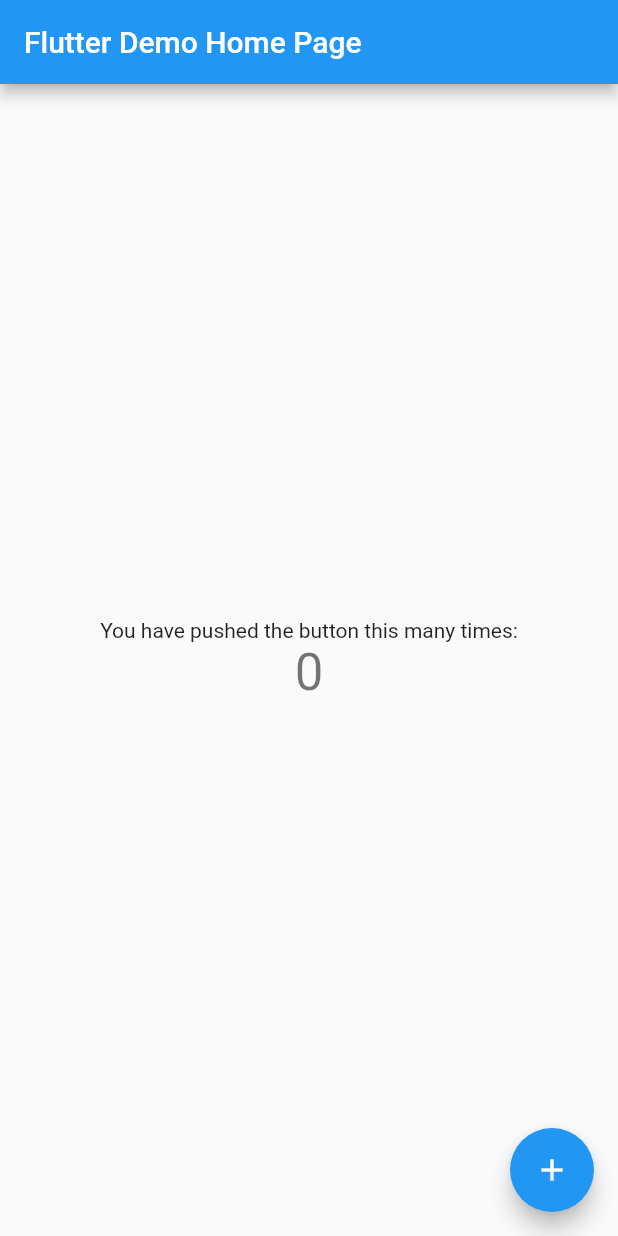
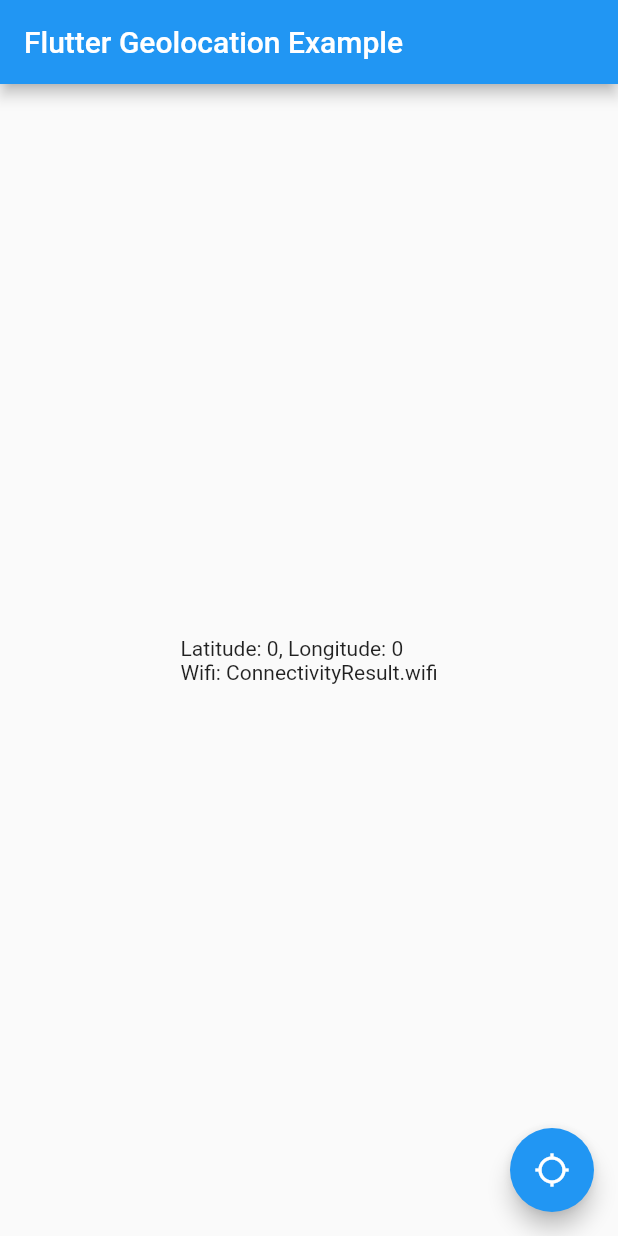
Before and after one commit to HenryHuang2000/virtual-fencing, a Flutter app: the screen it shows after launch, on a phone screen of 412 x 824 dp. Run offline on Flutter 3.47's test engine with Material 2 defaults, Android fonts, the phone set to English and light mode, and no system bars; our stand-ins replace connectivity, geolocator; missing offline and left inert: geocoder.

Commit message:
first commit

```diff
--- a/lib/main.dart
+++ b/lib/main.dart
@@ -1,4 +1,11 @@
+import 'dart:async';
+// import 'dart:html';
+import 'package:connectivity/connectivity.dart';
 import 'package:flutter/material.dart';
+import 'package:flutter/services.dart';
+import 'package:geolocator/geolocator.dart';
+import 'package:geocoder/geocoder.dart';
+import 'package:http/http.dart';
 
 void main() {
   runApp(MyApp());
@@ -26,13 +33,171 @@ class MyApp extends StatelessWidget {
         // closer together (more dense) than on mobile platforms.
         visualDensity: VisualDensity.adaptivePlatformDensity,
       ),
-      home: MyHomePage(title: 'Flutter Demo Home Page'),
+      home: GeolocationExample(title: 'Geolocation Example'),
     );
   }
 }
 
-class MyHomePage extends StatefulWidget {
-  MyHomePage({Key key, this.title}) : super(key: key);
+class GeolocationExampleState extends State<GeolocationExample> {
+  Geolocator _geolocator;
+  Position _position;
+  String _connectionStatus = 'Unknown';
+  final Connectivity _connectivity = Connectivity();
+  StreamSubscription<ConnectivityResult> _connectivitySubscription;
+
+  @override
+  void initState() {
+    super.initState();
+
+    _geolocator = Geolocator();
+    initConnectivity();
+    _connectivitySubscription =
+        _connectivity.onConnectivityChanged.listen(_updateConnectionStatus);
+  }
+
+  bool isLoading = false;
+  List<Address> results = [];
+
+  Future<void> initConnectivity() async {
+    ConnectivityResult result;
+    // Platform messages may fail, so we use a try/catch PlatformException.
+    try {
+      result = await _connectivity.checkConnectivity();
+      print(result.toString());
+    } on PlatformException catch (e) {
+      print(e.toString());
+    }
+
+    // If the widget was removed from the tree while the asynchronous platform
+    // message was in flight, we want to discard the reply rather than calling
+    // setState to update our non-existent appearance.
+    if (!mounted) {
+      return Future.value(null);
+    }
+
+    return _updateConnectionStatus(result);
+  }
+
+  @override
+  void dispose() {
+    _connectivitySubscription.cancel();
+    super.dispose();
+  }
+
+  Future<void> _updateConnectionStatus(ConnectivityResult result) async {
+
+    switch (result) {
+
+      case ConnectivityResult.mobile:
+        setState(() => _connectionStatus = result.toString());
+        _makePostRequest("Angela", 12345, _position.toString());
+        break;
+      case ConnectivityResult.none:
+        setState(() => _connectionStatus = result.toString());
+        break;
+      case ConnectivityResult.wifi:
+      setState(() => _connectionStatus = result.toString());
+        break;
+      default:
+        setState(() => _connectionStatus = 'Failed to get connectivity.');
+        break;
+    }
+  }
+
+  Future<void> _makePostRequest(name, id, location) async {
+    // set up POST request arguments
+    String url = 'http://754013b77161.ngrok.io/api/records';
+    Map<String, String> headers = {"Content-type": "application/json"};
+    String json = '{"name": "${name}", "userId": "${id}", "location": "${location}"}';
+    // make POST request
+    Response response = await post(url, headers: headers, body: json);
+    // check the status code for the result
+    int statusCode = response.statusCode;
+    print("Post Response Code: " + statusCode.toString());
+    // this API passes back the id of the new item added to the body
+    String body = response.body;
+    print("Post Response Body: " + statusCode.toString());
+
+    // {
+    //   "title": "Hello",
+    //   "body": "body text",
+    //   "userId": 1,
+    //   "id": 101
+    // }
+  }
+
+  void funContainer() {
+    _updateLocation();
+    search(_position.latitude, _position.longitude);
+    _makePostRequest("Leo", 09876, _position.toString());
+  }
+
+  void _updateLocation() async {
+    try {
+      Position newPosition = await Geolocator.getCurrentPosition(desiredAccuracy: LocationAccuracy.high)
+          .timeout(new Duration(seconds: 5));
+
+      setState(() {
+        _position = newPosition;
+      });
+    } catch (e) {
+      print('Error: ${e.toString()}');
+    }
+  }
+
+  Future search(latitude, longitude) async {
+    this.setState(() {
+      this.isLoading = true;
+    });
+
+    try{
+      print(latitude);
+      print(longitude);
+      var results = await Geocoder.google('AIzaSyCEewoe84r5nUHZSYE-o9zJogk5XwP17Mc').findAddressesFromCoordinates(new Coordinates(latitude, longitude));
+      this.setState(() {
+        print("Results: " + results.toString());
+        this.results = results;
+      });
+    }
+    catch(e) {
+      print("Error occurred: $e");
+    }
+    finally {
+      this.setState(() {
+        this.isLoading = false;
+      });
+    }
+  }
+
+  @override
+  Widget build(BuildContext context) {
+    return Scaffold(
+      appBar: AppBar(
+        title: Text('Flutter Geolocation Example'),
+      ),
+      body: Center(
+          child: Column(
+              mainAxisAlignment: MainAxisAlignment.center,
+              children: <Widget>[
+                Text(
+                    'Latitude: ${_position != null ? _position.latitude.toString() : '0'},'
+                        ' Longitude: ${_position != null ? _position.longitude.toString() : '0'}\n'
+                        'Wifi: ${_connectionStatus}'
+                )
+              ]
+          )
+      ),
+      floatingActionButton: FloatingActionButton(
+        onPressed: funContainer,
+        tooltip: 'Get Location',
+        child: Icon(Icons.location_searching_outlined),
+      ),
+    );
+  }
+}
+
+class GeolocationExample extends StatefulWidget {
+  GeolocationExample({Key key, this.title}) : super(key: key);
 
   // This widget is the home page of your application. It is stateful, meaning
   // that it has a State object (defined below) that contains fields that affect
@@ -46,72 +211,5 @@ class MyHomePage extends StatefulWidget {
   final String title;
 
   @override
-  _MyHomePageState createState() => _MyHomePageState();
+  GeolocationExampleState createState() => GeolocationExampleState();
 }
-
-class _MyHomePageState extends State<MyHomePage> {
-  int _counter = 0;
-
-  void _incrementCounter() {
-    setState(() {
-      // This call to setState tells the Flutter framework that something has
-      // changed in this State, which causes it to rerun the build method below
-      // so that the display can reflect the updated values. If we changed
-      // _counter without calling setState(), then the build method would not be
-      // called again, and so nothing would appear to happen.
-      _counter++;
-    });
-  }
-
-  @override
-  Widget build(BuildContext context) {
-    // This method is rerun every time setState is called, for instance as done
-    // by the _incrementCounter method above.
-    //
-    // The Flutter framework has been optimized to make rerunning build methods
-    // fast, so that you can just rebuild anything that needs updating rather
-    // than having to individually change instances of widgets.
-    return Scaffold(
-      appBar: AppBar(
-        // Here we take the value from the MyHomePage object that was created by
-        // the App.build method, and use it to set our appbar title.
-        title: Text(widget.title),
-      ),
-      body: Center(
-        // Center is a layout widget. It takes a single child and positions it
-        // in the middle of the parent.
-        child: Column(
-          // Column is also a layout widget. It takes a list of children and
-          // arranges them vertically. By default, it sizes itself to fit its
-          // children horizontally, and tries to be as tall as its parent.
-          //
-          // Invoke "debug painting" (press "p" in the console, choose the
-          // "Toggle Debug Paint" action from the Flutter Inspector in Android
-          // Studio, or the "Toggle Debug Paint" command in Visual Studio Code)
-          // to see the wireframe for each widget.
-          //
-          // Column has various properties to control how it sizes itself and
-          // how it positions its children. Here we use mainAxisAlignment to
-          // center the children vertically; the main axis here is the vertical
-          // axis because Columns are vertical (the cross axis would be
-          // horizontal).
-          mainAxisAlignment: MainAxisAlignment.center,
-          children: <Widget>[
-            Text(
-              'You have pushed the button this many times:',
-            ),
-            Text(
-              '$_counter',
-              style: Theme.of(context).textTheme.headline4,
-            ),
-          ],
-        ),
-      ),
-      floatingActionButton: FloatingActionButton(
-        onPressed: _incrementCounter,
-        tooltip: 'Increment',
-        child: Icon(Icons.add),
-      ), // This trailing comma makes auto-formatting nicer for build methods.
-    );
-  }
-}
```
Also changed, not shown: pubspec.yaml (+7 -2 lines).
